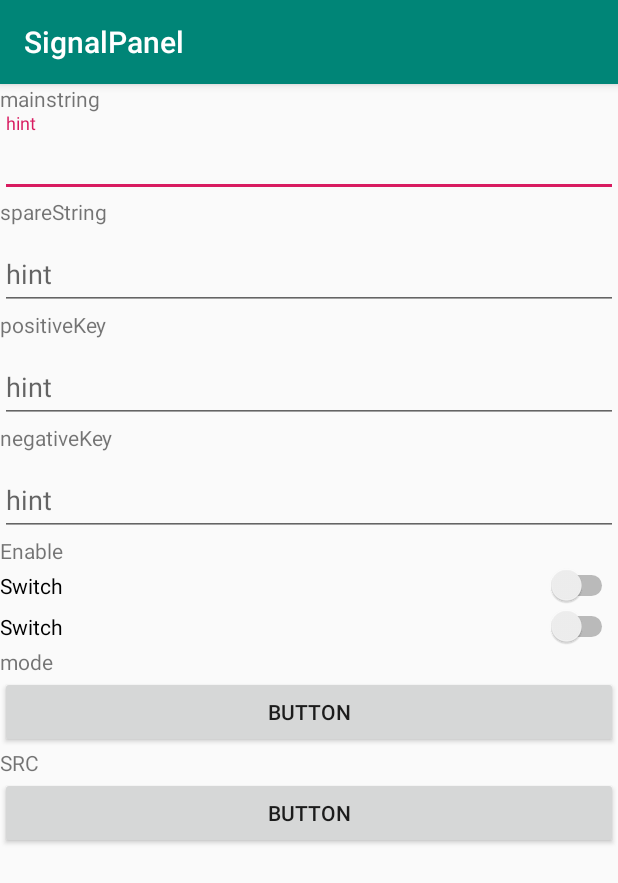
After one commit to PhaseTechnician/SignalPanel, an Android app: the ParamsSetingActivity screen opened directly, with no data from a screen before it, on a phone screen of 412 x 824 dp. The commit adds this screen. Shown: the top 883 px of the screen. Run offline under Robolectric (Android 15) with nearby library versions, the phone set to English and light mode, and no system bars.

Commit message:
add switch enable partable
Signed-off-by: 萨古拉斯 <1448973286@qq.com>

```diff
--- a/app/src/main/AndroidManifest.xml
+++ b/app/src/main/AndroidManifest.xml
@@ -7,8 +7,8 @@
 
     <uses-permission android:name="android.permission.BLUETOOTH" />
     <uses-permission android:name="android.permission.BLUETOOTH_ADMIN" />
-    <uses-permission android:name="android.permission.ACCESS_COARSE_LOCATION"/>
-    <uses-permission android:name="android.permission.ACCESS_FINE_LOCATION"/>
+    <uses-permission android:name="android.permission.ACCESS_COARSE_LOCATION" />
+    <uses-permission android:name="android.permission.ACCESS_FINE_LOCATION" />
 
     <application
         android:allowBackup="true"
@@ -17,6 +17,7 @@
         android:roundIcon="@mipmap/ic_launcher_round"
         android:supportsRtl="true"
         android:theme="@style/AppTheme">
+        <activity android:name=".ParamsSetingActivity"></activity>
         <activity
             android:name=".PanelActivity"
             android:configChanges="orientation|keyboardHidden|screenSize"
--- a/app/src/main/java/com/phase/czq/signalpanel/ConfigPanelActivity.java
+++ b/app/src/main/java/com/phase/czq/signalpanel/ConfigPanelActivity.java
@@ -133,7 +133,7 @@ public class ConfigPanelActivity extends AppCompatActivity implements Navigation
     //根据现有的参数添加一个按钮，其中ID如果为-1，就自动使用自增ID
     @Deprecated
     private void addButtun(String buttunName,int width,int height, int X,int Y,int ID){
-        Button newButtun=new Button(this);
+        final Button newButtun=new Button(this);
         mainLayout.addView(newButtun);
         newButtun.setClickable(true);
         //// 获取要改变view的父布局的布局参数
@@ -148,7 +148,7 @@ public class ConfigPanelActivity extends AppCompatActivity implements Navigation
         newButtun.setOnClickListener(new View.OnClickListener() {
             @Override
             public void onClick(View v) {
-                newButtunSetingDialog();
+                newButtunSetingDialog(newButtun);
             }
         });
         if(ID!=-1) {
@@ -228,13 +228,13 @@ public class ConfigPanelActivity extends AppCompatActivity implements Navigation
         switch(plugKinds.toString())
         {
             case "buttun":
-                Button newButtun = new Button(this);
+                final Button newButtun = new Button(this);
                 newButtun.setClickable(true);
                 newButtun.setText(plugParams.mainString);
                 newButtun.setOnClickListener(new View.OnClickListener() {
                     @Override
                     public void onClick(View v) {
-                        newButtunSetingDialog();
+                        newButtunSetingDialog(newButtun);
                     }
                 });
                 view = newButtun;
@@ -246,7 +246,7 @@ public class ConfigPanelActivity extends AppCompatActivity implements Navigation
                 newSwitch.setOnClickListener(new View.OnClickListener() {
                     @Override
                     public void onClick(View v) {
-                        newSwitchSetingDialog();
+                        plugSetingDialog();
                     }
                 });
                 view = newSwitch;
@@ -349,7 +349,7 @@ public class ConfigPanelActivity extends AppCompatActivity implements Navigation
         return  bitmap;
     }
 
-    private void newButtunSetingDialog(){
+    private void newButtunSetingDialog(Button buttun){
         AlertDialog.Builder builder = new AlertDialog.Builder(this);
         builder.setTitle("config buttun");
         builder.setIcon(R.drawable.ic_config);
@@ -361,6 +361,11 @@ public class ConfigPanelActivity extends AppCompatActivity implements Navigation
     }
     private void newSwitchSetingDialog(){
 
+    }
+
+    private void plugSetingDialog(){
+        Intent intent = new Intent(this,ParamsSetingActivity.class);
+        startActivity(intent);
     }
 
     void applyBasicPlugParam(View view,PlugParams plugParams){
--- /dev/null
+++ b/app/src/main/java/com/phase/czq/signalpanel/ParamsSetingActivity.java
@@ -0,0 +1,13 @@
+package com.phase.czq.signalpanel;
+
+import android.support.v7.app.AppCompatActivity;
+import android.os.Bundle;
+
+public class ParamsSetingActivity extends AppCompatActivity {
+
+    @Override
+    protected void onCreate(Bundle savedInstanceState) {
+        super.onCreate(savedInstanceState);
+        setContentView(R.layout.activity_params_seting);
+    }
+}
--- a/app/src/main/java/com/phase/czq/signalpanel/PlugParams.java
+++ b/app/src/main/java/com/phase/czq/signalpanel/PlugParams.java
@@ -4,7 +4,11 @@ import android.support.annotation.Nullable;
 
 //用于传输控件的布局信息
 public class PlugParams{
-    public String mainString;
+    public String mainString,spareString;
+    public String positiveKey,negativeKey;
+    public boolean positiveEnable,negativeEnable;
+    public String modes;
+    public String srcs;
     public int width,height;
     public int X,Y;
     public int ID=-1;
--- /dev/null
+++ b/app/src/main/res/layout/activity_params_seting.xml
@@ -0,0 +1,116 @@
+<?xml version="1.0" encoding="utf-8"?>
+<LinearLayout xmlns:android="http://schemas.android.com/apk/res/android"
+    xmlns:app="http://schemas.android.com/apk/res-auto"
+    xmlns:tools="http://schemas.android.com/tools"
+    android:layout_width="match_parent"
+    android:layout_height="match_parent"
+    tools:context=".ParamsSetingActivity"
+    android:orientation="vertical">
+
+    <TextView
+        android:id="@+id/textView2"
+        android:layout_width="match_parent"
+        android:layout_height="wrap_content"
+        android:text="mainstring" />
+
+    <android.support.design.widget.TextInputLayout
+        android:layout_width="match_parent"
+        android:layout_height="wrap_content">
+
+        <android.support.design.widget.TextInputEditText
+            android:layout_width="match_parent"
+            android:layout_height="wrap_content"
+            android:hint="hint" />
+    </android.support.design.widget.TextInputLayout>
+
+    <TextView
+        android:id="@+id/textView4"
+        android:layout_width="match_parent"
+        android:layout_height="wrap_content"
+        android:text="spareString" />
+
+    <android.support.design.widget.TextInputLayout
+        android:layout_width="match_parent"
+        android:layout_height="wrap_content">
+
+        <android.support.design.widget.TextInputEditText
+            android:layout_width="match_parent"
+            android:layout_height="wrap_content"
+            android:hint="hint" />
+    </android.support.design.widget.TextInputLayout>
+
+    <TextView
+        android:id="@+id/textView6"
+        android:layout_width="match_parent"
+        android:layout_height="wrap_content"
+        android:text="positiveKey" />
+
+    <android.support.design.widget.TextInputLayout
+        android:layout_width="match_parent"
+        android:layout_height="wrap_content">
+
+        <android.support.design.widget.TextInputEditText
+            android:layout_width="match_parent"
+            android:layout_height="wrap_content"
+            android:hint="hint" />
+    </android.support.design.widget.TextInputLayout>
+
+    <TextView
+        android:id="@+id/textView7"
+        android:layout_width="match_parent"
+        android:layout_height="wrap_content"
+        android:text="negativeKey" />
+
+    <android.support.design.widget.TextInputLayout
+        android:layout_width="match_parent"
+        android:layout_height="wrap_content">
+
+        <android.support.design.widget.TextInputEditText
+            android:layout_width="match_parent"
+            android:layout_height="wrap_content"
+            android:hint="hint" />
+    </android.support.design.widget.TextInputLayout>
+
+    <TextView
+        android:id="@+id/textView8"
+        android:layout_width="match_parent"
+        android:layout_height="wrap_content"
+        android:text="Enable" />
+
+    <Switch
+        android:id="@+id/switch5"
+        android:layout_width="match_parent"
+        android:layout_height="wrap_content"
+        android:text="Switch" />
+
+    <Switch
+        android:id="@+id/switch6"
+        android:layout_width="match_parent"
+        android:layout_height="wrap_content"
+        android:text="Switch" />
+
+    <TextView
+        android:id="@+id/textView9"
+        android:layout_width="match_parent"
+        android:layout_height="wrap_content"
+        android:text="mode" />
+
+    <Button
+        android:id="@+id/button2"
+        android:layout_width="match_parent"
+        android:layout_height="wrap_content"
+        android:text="Button" />
+
+    <TextView
+        android:id="@+id/textView10"
+        android:layout_width="match_parent"
+        android:layout_height="wrap_content"
+        android:text="SRC" />
+
+    <Button
+        android:id="@+id/button3"
+        android:layout_width="match_parent"
+        android:layout_height="wrap_content"
+        android:text="Button" />
+
+</LinearLayout>
```
